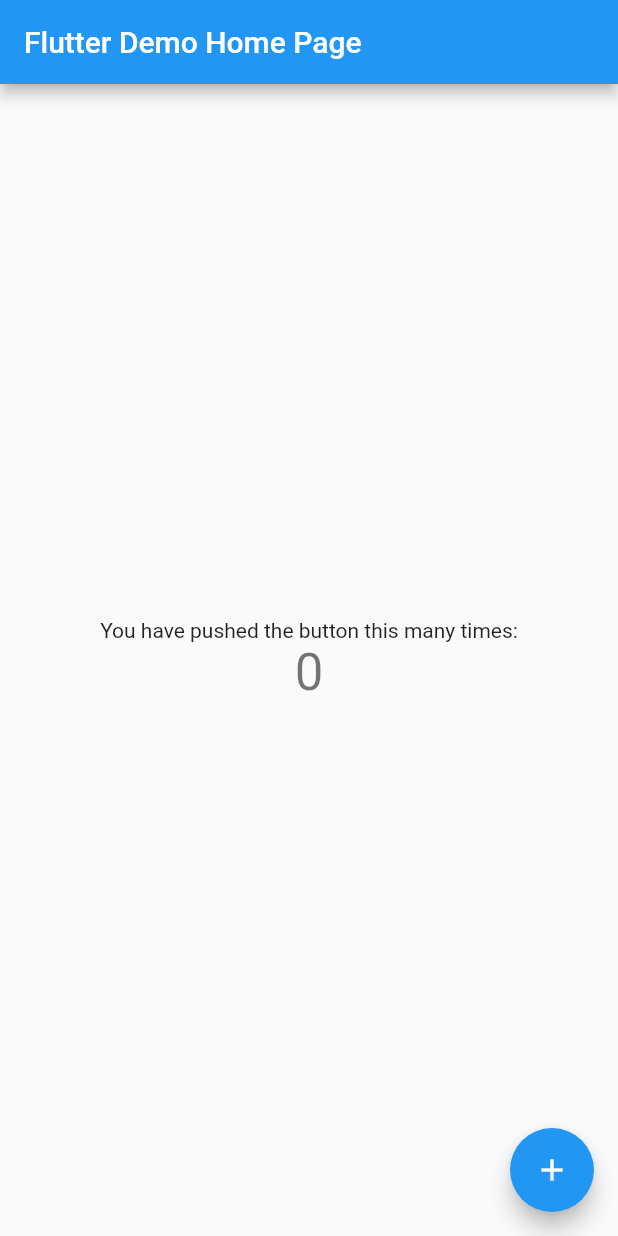
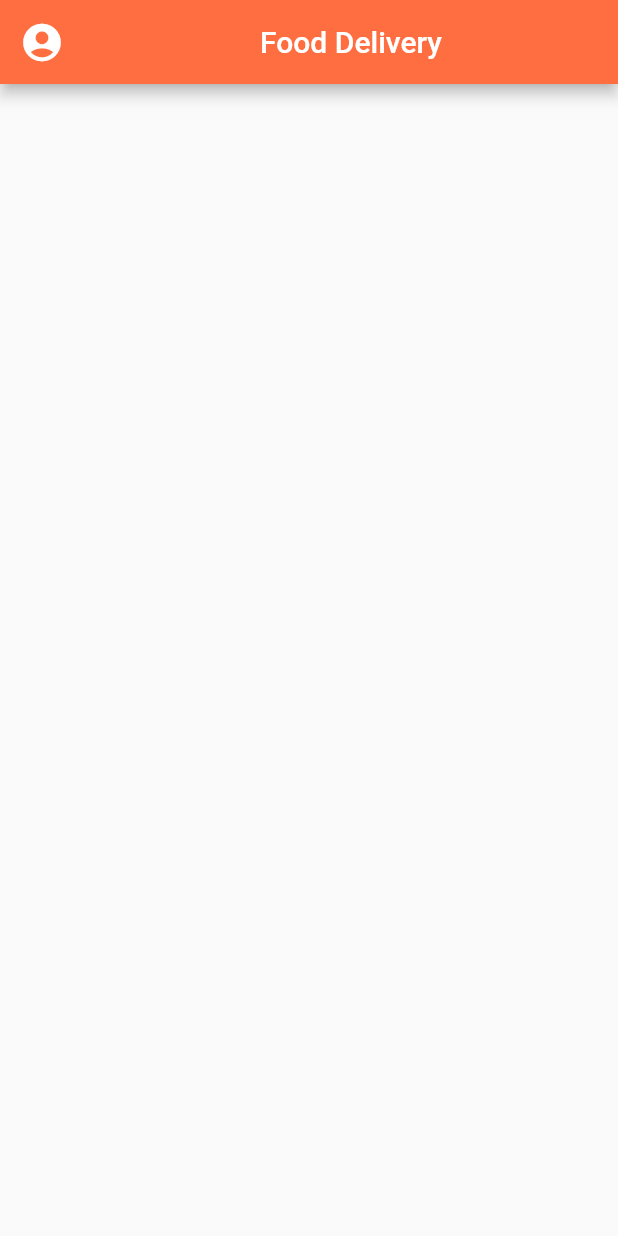
Before and after one commit to aximilli1212/flutter-googles, a Flutter app: the screen it shows after launch, on a phone screen of 412 x 824 dp. Run offline on Flutter 3.47's test engine with Material 2 defaults, Android fonts, the light colour scheme and no system bars; our stand-ins replace animated_text_kit, audioplayers, cloud_firestore, firebase_auth, flutter_spinkit, font_awesome_flutter and 3 more; accounts and stored records are empty.

Commit message:
add in styling for appBar

```diff
--- a/food_ui/lib/main.dart
+++ b/food_ui/lib/main.dart
@@ -1,5 +1,5 @@
 import 'package:flutter/material.dart';
-
+import 'package:food_ui/screens/home_screen.dart';
 void main() => runApp(MyApp());
 
 class MyApp extends StatelessWidget {
@@ -7,83 +7,13 @@
   @override
   Widget build(BuildContext context) {
     return MaterialApp(
-      title: 'Flutter Demo',
+      title: 'Moymoy Restaurant',
+      debugShowCheckedModeBanner: false,
       theme: ThemeData(
-        primarySwatch: Colors.blue,
+        scaffoldBackgroundColor: Colors.grey[50],
+        primarySwatch: Colors.deepOrange,
       ),
-      home: MyHomePage(title: 'Flutter Demo Home Page'),
+      home: HomeScreen(),
     );
   }
 }
-
-class MyHomePage extends StatefulWidget {
-  MyHomePage({Key key, this.title}) : super(key: key);
-
-  final String title;
-
-  @override
-  _MyHomePageState createState() => _MyHomePageState();
-}
-
-class _MyHomePageState extends State<MyHomePage> {
-  int _counter = 0;
-
-  void _incrementCounter() {
-    setState(() {
-
-      _counter++;
-    });
-  }
-
-  @override
-  Widget build(BuildContext context) {
-    // This method is rerun every time setState is called, for instance as done
-    // by the _incrementCounter method above.
-    //
-    // The Flutter framework has been optimized to make rerunning build methods
-    // fast, so that you can just rebuild anything that needs updating rather
-    // than having to individually change instances of widgets.
-    return Scaffold(
-      appBar: AppBar(
-        // Here we take the value from the MyHomePage object that was created by
-        // the App.build method, and use it to set our appbar title.
-        title: Text(widget.title),
-      ),
-      body: Center(
-        // Center is a layout widget. It takes a single child and positions it
-        // in the middle of the parent.
-        child: Column(
-          // Column is also a layout widget. It takes a list of children and
-          // arranges them vertically. By default, it sizes itself to fit its
-          // children horizontally, and tries to be as tall as its parent.
-          //
-          // Invoke "debug painting" (press "p" in the console, choose the
-          // "Toggle Debug Paint" action from the Flutter Inspector in Android
-          // Studio, or the "Toggle Debug Paint" command in Visual Studio Code)
-          // to see the wireframe for each widget.
-          //
-          // Column has various properties to control how it sizes itself and
-          // how it positions its children. Here we use mainAxisAlignment to
-          // center the children vertically; the main axis here is the vertical
-          // axis because Columns are vertical (the cross axis would be
-          // horizontal).
-          mainAxisAlignment: MainAxisAlignment.center,
-          children: <Widget>[
-            Text(
-              'You have pushed the button this many times:',
-            ),
-            Text(
-              '$_counter',
-              style: Theme.of(context).textTheme.display1,
-            ),
-          ],
-        ),
-      ),
-      floatingActionButton: FloatingActionButton(
-        onPressed: _incrementCounter,
-        tooltip: 'Increment',
-        child: Icon(Icons.add),
-      ), // This trailing comma makes auto-formatting nicer for build methods.
-    );
-  }
-}
--- /dev/null
+++ b/food_ui/lib/screens/home_screen.dart
@@ -0,0 +1,22 @@
+import 'package:flutter/material.dart';
+
+class HomeScreen extends StatefulWidget {
+  @override
+  _HomeScreenState createState() => _HomeScreenState();
+}
+
+class _HomeScreenState extends State<HomeScreen> {
+  @override
+  Widget build(BuildContext context) {
+    return Scaffold(
+      appBar: AppBar(
+        leading: IconButton(
+          iconSize: 30.0,
+          icon: Icon(Icons.account_circle, color: Colors.white),
+        ),
+        backgroundColor: Colors.deepOrangeAccent,
+        title: Center(child: Text('Food Delivery')),
+      ),
+    );
+  }
+}
```
